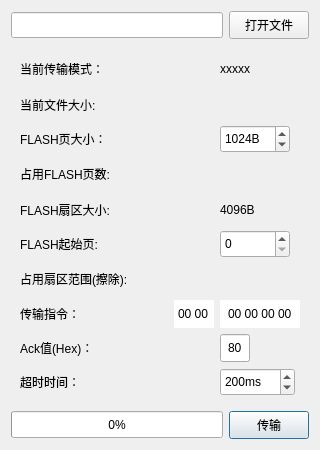
Before: the Qt Designer form src/dialog/sendw25qxx.ui in dashao643/SerialTool-Qt, drawn with Qt 5.
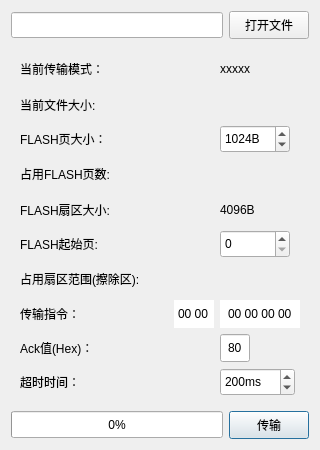
After: the same form once the commit is applied. Icons and pictures are not drawn.

Commit message: readme信息

What changed in the file:
```diff
--- a/src/dialog/sendw25qxx.ui
+++ b/src/dialog/sendw25qxx.ui
@@ -324,7 +324,7 @@
       <item row="6" column="0">
        <widget class="QLabel" name="label_10">
         <property name="text">
-         <string>占用扇区范围(擦除):</string>
+         <string>占用扇区范围(擦除区):</string>
         </property>
        </widget>
       </item>
```
The commit also changes 2 other files.
